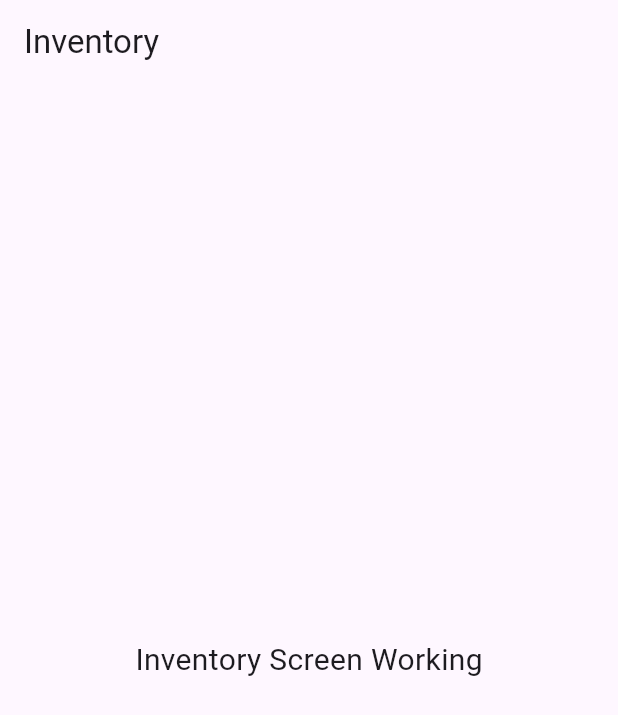
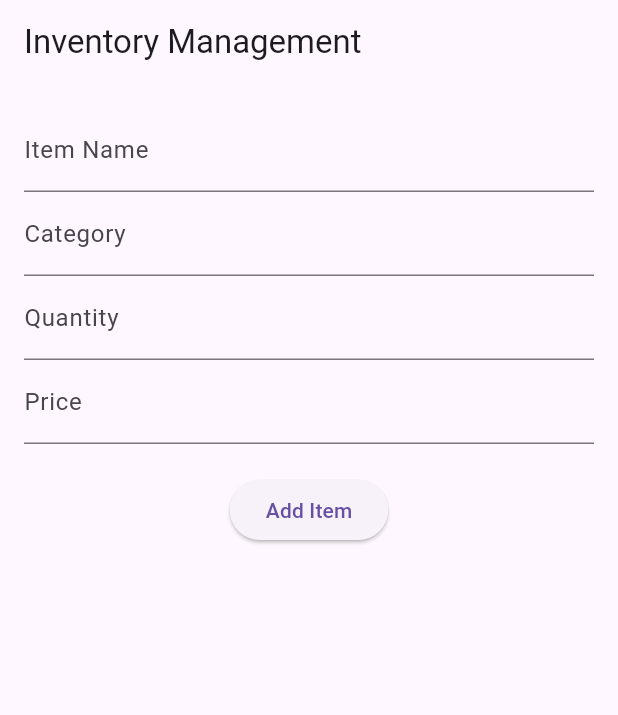
Before and after one commit to Tarannummm/inventory-management, a Flutter app: the InventoryScreen screen opened directly, on a phone screen of 412 x 824 dp. Shown: the top 715 px of the screen. Run offline on Flutter 3.47's test engine with Material 3 defaults, Android fonts, the phone set to English and light mode, and no system bars; our stand-ins replace supabase_flutter; accounts and stored records are empty.

Commit message:
added more items

```diff
--- a/lib/Screens/inventory_screen.dart
+++ b/lib/Screens/inventory_screen.dart
@@ -1,16 +1,116 @@
 import 'package:flutter/material.dart';
+import '../services/supabase_service.dart';
 
-class InventoryScreen extends StatelessWidget {
+class InventoryScreen extends StatefulWidget {
+  @override
+  State<InventoryScreen> createState() => _InventoryScreenState();
+}
+
+class _InventoryScreenState extends State<InventoryScreen> {
+  final TextEditingController nameController = TextEditingController();
+  final TextEditingController categoryController = TextEditingController();
+  final TextEditingController quantityController = TextEditingController();
+  final TextEditingController priceController = TextEditingController();
+
+  List inventoryItems = [];
+
+  @override
+  void initState() {
+    super.initState();
+    fetchItems();
+  }
+
+  // READ ITEMS
+  Future<void> fetchItems() async {
+    final data = await SupabaseService.client
+        .from('inventory_items')
+        .select()
+        .order('item_name');
+
+    setState(() {
+      inventoryItems = data;
+    });
+  }
+
+  // ADD ITEM
+  Future<void> addItem() async {
+    await SupabaseService.client.from('inventory_items').insert({
+      'item_name': nameController.text.trim(),
+      'category': categoryController.text.trim(),
+      'quantity': int.parse(quantityController.text),
+      'price': int.parse(priceController.text),
+    });
+
+    nameController.clear();
+    categoryController.clear();
+    quantityController.clear();
+    priceController.clear();
+
+    fetchItems(); // refresh list
+
+    ScaffoldMessenger.of(context).showSnackBar(
+      const SnackBar(content: Text('Item added successfully')),
+    );
+  }
+
   @override
   Widget build(BuildContext context) {
     return Scaffold(
       appBar: AppBar(
-        title: const Text('Inventory'),
+        title: const Text('Inventory Management'),
       ),
-      body: const Center(
-        child: Text(
-          'Inventory Screen Working',
-          style: TextStyle(fontSize: 20),
+      body: SingleChildScrollView(
+        padding: const EdgeInsets.all(16),
+        child: Column(
+          children: [
+            // INPUT FIELDS
+            TextField(
+              controller: nameController,
+              decoration: const InputDecoration(labelText: 'Item Name'),
+            ),
+            TextField(
+              controller: categoryController,
+              decoration: const InputDecoration(labelText: 'Category'),
+            ),
+            TextField(
+              controller: quantityController,
+              decoration: const InputDecoration(labelText: 'Quantity'),
+              keyboardType: TextInputType.number,
+            ),
+            TextField(
+              controller: priceController,
+              decoration: const InputDecoration(labelText: 'Price'),
+              keyboardType: TextInputType.number,
+            ),
+
+            const SizedBox(height: 20),
+
+            ElevatedButton(
+              onPressed: addItem,
+              child: const Text('Add Item'),
+            ),
+
+            const SizedBox(height: 30),
+
+            // ITEM LIST
+            ListView.builder(
+              shrinkWrap: true,
+              physics: const NeverScrollableScrollPhysics(),
+              itemCount: inventoryItems.length,
+              itemBuilder: (context, index) {
+                final item = inventoryItems[index];
+
+                return Card(
+                  child: ListTile(
+                    title: Text(item['item_name']),
+                    subtitle: Text(
+                      'Category: ${item['category']} | Qty: ${item['quantity']} | Price: ${item['price']}',
+                    ),
+                  ),
+                );
+              },
+            ),
+          ],
         ),
       ),
     );
```
